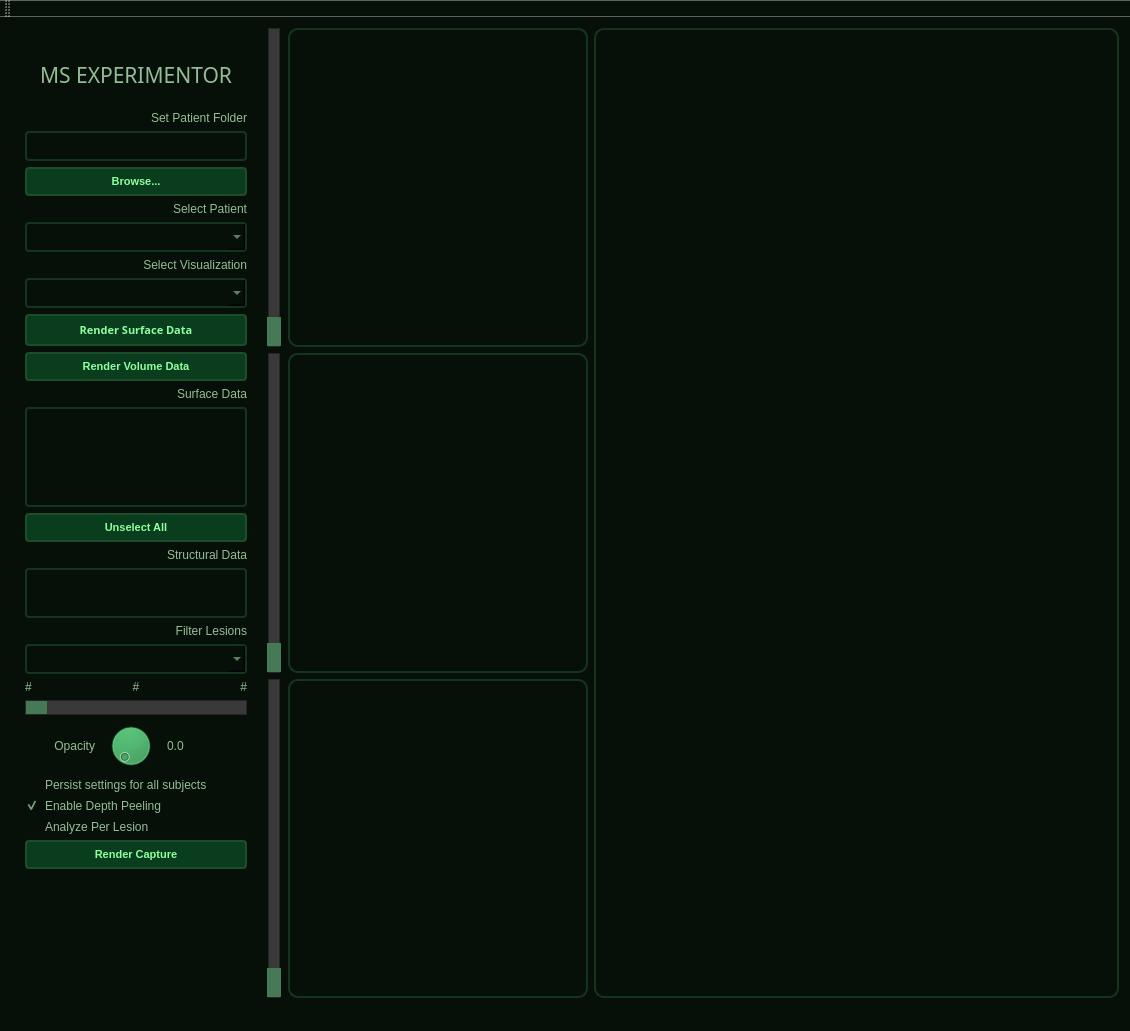
Qt form lesionui.ui (sherinsugathan/MS_Lesion_Vis) before a commit.
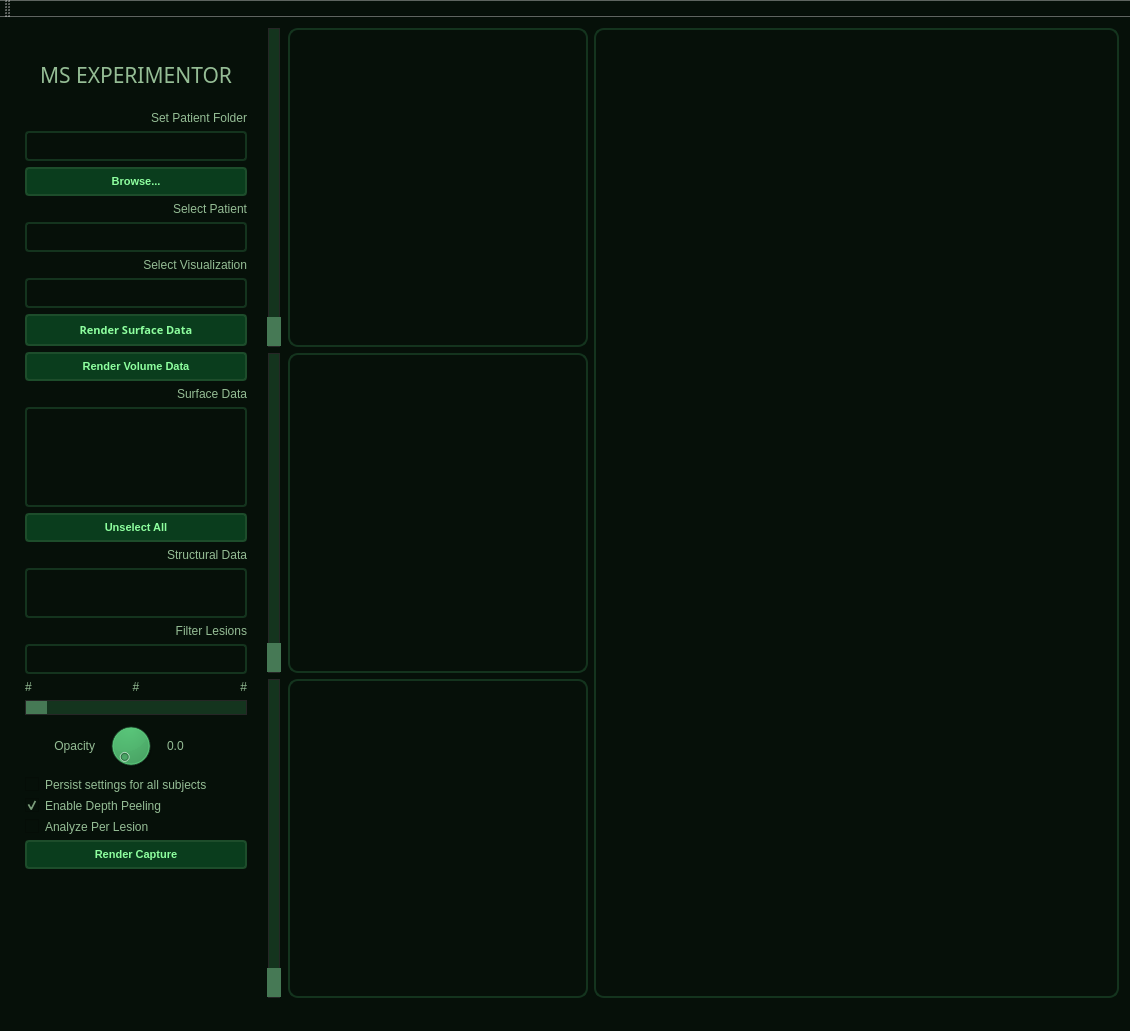
The same form after that commit. Icons and pictures are not drawn.

What changed in the file:
```diff
--- a/lesionui.ui
+++ b/lesionui.ui
@@ -75,11 +75,35 @@
           </size>
          </property>
          <property name="styleSheet">
-          <string notr="true">border-color: rgb(20, 52, 30);
+          <string notr="true">.QComboBox::drop-down {
+    subcontrol-origin: padding;
+    subcontrol-position: top right;
+    width: 15px;
+
+    border-left-width: 0px;
+    border-left-color: darkgray;
+    border-left-style: solid; /* just a single line */
+    border-top-right-radius: 3px; /* same radius as the QComboBox */
+    border-bottom-right-radius: 3px;
+}
+
+.QComboBox::down-arrow {
+	border-width: 0px;
+    image: url(./downArrow.png);
+}
+
+.QComboBox QAbstractItemView {
+    border: 2px solid rgb(20, 52, 30);
+    selection-background-color: rgb(20, 52, 30);
+}
+
+.QComboBox{
+border-color: rgb(20, 52, 30);
 color: rgb(149, 189, 149);
 border-style: solid;
 border-width: 2px;
 border-radius: 4px;
+}
 </string>
          </property>
         </widget>
@@ -99,7 +123,7 @@
 .QSlider::groove:horizontal {
     border: 1px solid #262626;
     /*width: 10px;*/
-    background: #393939;
+    background: rgb(20, 52, 30);
     /*margin: 0 12px;*/
 }</string>
          </property>
@@ -185,11 +209,35 @@
           </size>
          </property>
          <property name="styleSheet">
-          <string notr="true">border-color: rgb(20, 52, 30);
+          <string notr="true">.QComboBox::drop-down {
+    subcontrol-origin: padding;
+    subcontrol-position: top right;
+    width: 15px;
+
+    border-left-width: 0px;
+    border-left-color: darkgray;
+    border-left-style: solid; /* just a single line */
+    border-top-right-radius: 3px; /* same radius as the QComboBox */
+    border-bottom-right-radius: 3px;
+}
+
+.QComboBox::down-arrow {
+	border-width: 0px;
+    image: url(./downArrow.png);
+}
+
+.QComboBox QAbstractItemView {
+    border: 2px solid rgb(20, 52, 30);
+    selection-background-color: rgb(20, 52, 30);
+}
+
+.QComboBox{
+border-color: rgb(20, 52, 30);
 color: rgb(149, 189, 149);
 border-style: solid;
 border-width: 2px;
 border-radius: 4px;
+}
 </string>
          </property>
         </widget>
@@ -306,11 +354,35 @@
           <string/>
          </property>
          <property name="styleSheet">
-          <string notr="true">border-color: rgb(20, 52, 30);
+          <string notr="true">.QComboBox::drop-down {
+    subcontrol-origin: padding;
+    subcontrol-position: top right;
+    width: 15px;
+
+    border-left-width: 0px;
+    border-left-color: darkgray;
+    border-left-style: solid; /* just a single line */
+    border-top-right-radius: 3px; /* same radius as the QComboBox */
+    border-bottom-right-radius: 3px;
+}
+
+.QComboBox::down-arrow {
+	border-width: 0px;
+    image: url(./downArrow.png);
+}
+
+.QComboBox QAbstractItemView {
+    border: 2px solid rgb(20, 52, 30);
+    selection-background-color: rgb(20, 52, 30);
+}
+
+.QComboBox{
+border-color: rgb(20, 52, 30);
 color: rgb(149, 189, 149);
 border-style: solid;
 border-width: 2px;
 border-radius: 4px;
+}
 </string>
          </property>
          <property name="inputMethodHints">
@@ -612,7 +684,7 @@
 .QSlider::groove:vertical {
     border: 1px solid #262626;
     width: 10px;
-    background: #393939;
+    background: rgb(20, 52, 30);
     margin: 0 12px;
 }</string>
         </property>
@@ -693,7 +765,7 @@
 .QSlider::groove:vertical {
     border: 1px solid #262626;
     width: 10px;
-    background: #393939;
+    background: rgb(20, 52, 30);
     margin: 0 12px;
 }</string>
         </property>
@@ -716,7 +788,7 @@
 .QSlider::groove:vertical {
     border: 1px solid #262626;
     width: 10px;
-    background: #393939;
+    background: rgb(20, 52, 30);
     margin: 0 12px;
 }</string>
         </property>
```
